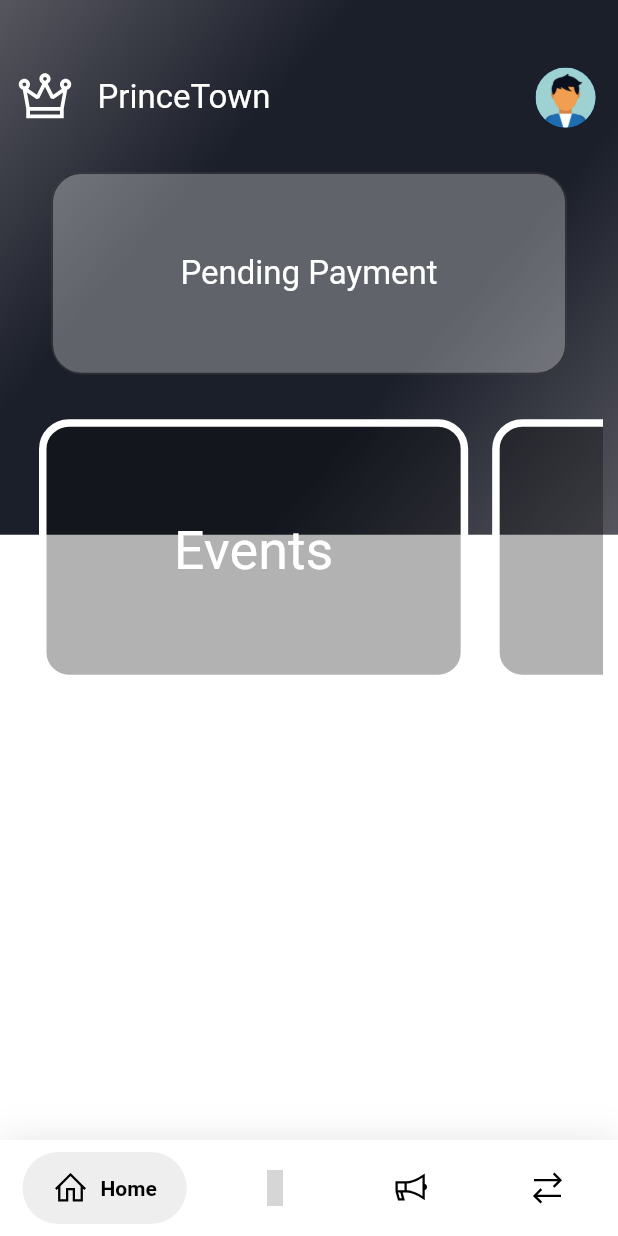
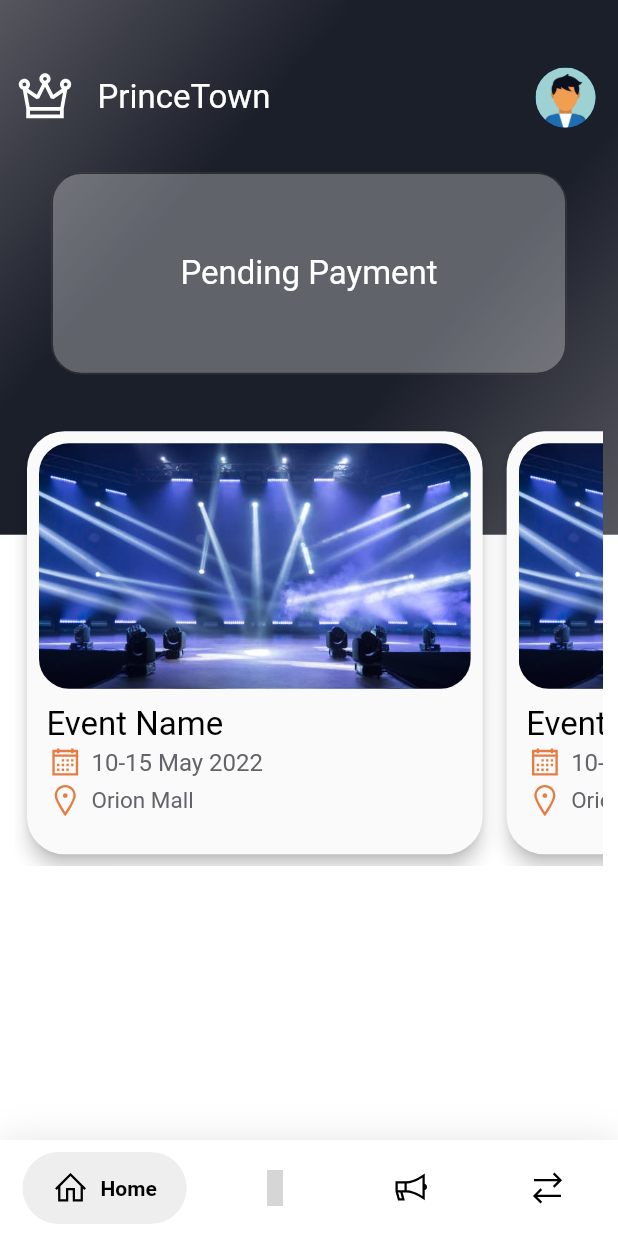
Before and after one commit to FINSEM/finsem_client, a Flutter app: the screen it shows after launch, on a phone screen of 412 x 824 dp. Run offline on Flutter 3.47's test engine with Material 2 defaults, Android fonts, the phone set to English and light mode, and no system bars; drawn by our look-alikes of google_nav_bar; our stand-ins replace cloud_firestore, firebase_auth, firebase_core, flutter_screenutil, flutter_svg, fluttertoast and 3 more; missing offline and left inert: firebase_app_check; accounts and stored records are empty; grey boxes are pictures that could not be loaded.

Commit message:
home Screen

```diff
--- a/lib/main.dart
+++ b/lib/main.dart
@@ -1,6 +1,7 @@
 import 'package:finsem_client/controller/event_controller.dart';
 import 'package:finsem_client/controller/user_controller.dart';
 import 'package:finsem_client/ui/component/nav_bar.dart';
+import 'package:finsem_client/ui/screens/dump.dart';
 import 'package:finsem_client/ui/screens/home_screen/home_screen.dart';
 
 import 'ui/screens/welcome_screens/welcome_screen.dart';
@@ -34,6 +35,7 @@ class MyApp extends StatelessWidget {
         theme: ThemeData(
           primarySwatch: Colors.blue,
         ),
+        //home: Dump(),
         home: BottomNavBar(),
       ),
     );
--- a/lib/ui/component/nav_bar.dart
+++ b/lib/ui/component/nav_bar.dart
@@ -24,9 +24,7 @@ class _BottomNavBarState extends State<BottomNavBar> {
   @override
   Widget build(BuildContext context) {
     return Scaffold(
-      body: Center(
-        child: _NavScreens.elementAt(selectedIndex.value),
-      ),
+      body: _NavScreens.elementAt(selectedIndex.value),
       backgroundColor: Colors.white,
       bottomNavigationBar: Container(
         decoration: BoxDecoration(
@@ -51,17 +49,10 @@ class _BottomNavBarState extends State<BottomNavBar> {
               duration: Duration(milliseconds: 400),
               tabBackgroundColor: Colors.grey[200]!,
               color: Colors.black,
-              tabs: [
+              tabs: const [
                 GButton(
                   icon: LineIcons.home,
                   text: 'Home',
-                  // onPressed: () {
-                  //   Navigator.push(
-                  //       context,
-                  //       MaterialPageRoute(
-                  //         builder: (context) => const HomeScreen(),
-                  //       ));
-                  // },
                 ),
                 GButton(
                   icon: LineIcons.helpingHands,
--- a/lib/ui/screens/history_screen/history_screen.dart
+++ b/lib/ui/screens/history_screen/history_screen.dart
@@ -11,7 +11,7 @@ class HistoryScreen extends StatelessWidget {
       color: FinColours.secondaryColor,
       child: Center(
         child: ListView.builder(
-            itemCount: 9,
+            itemCount: 5,
             itemBuilder: (BuildContext context, int index) {
               return Column(
                 children: [
--- a/lib/ui/screens/home_screen/home_screen.dart
+++ b/lib/ui/screens/home_screen/home_screen.dart
@@ -1,3 +1,4 @@
+import 'package:finsem_client/utils/colours.dart';
 import 'package:flutter/material.dart';
 import 'package:flutter_screenutil/flutter_screenutil.dart';
 import 'package:line_icons/line_icons.dart';
@@ -12,16 +13,14 @@ class HomeScreen extends StatefulWidget {
 class _HomeScreenState extends State<HomeScreen> {
   @override
   Widget build(BuildContext context) {
-    return Container(
-      color: Colors.white,
-      child: Scaffold(
+    return Scaffold(
         backgroundColor: Colors.white,
         body: Stack(
           children: [
             Container(
               width: 360.w,
               height: 305.h,
-                decoration: BoxDecoration(
+              decoration: const BoxDecoration(
                   gradient: LinearGradient(
                 begin: Alignment.topLeft,
                 end: Alignment.bottomRight,
@@ -84,19 +83,19 @@ class _HomeScreenState extends State<HomeScreen> {
                       width: 300.w,
                       height: 115.h,
                       padding: EdgeInsets.all(10),
-                        decoration: new BoxDecoration(
+                      decoration: BoxDecoration(
                           color: const Color(0xFFffffff)
                               .withOpacity(0.3), //here i want to add opacity
 
-                            border: new Border.all(
+                          border: Border.all(
                             color: Colors.black54,
                           ),
-                            borderRadius: new BorderRadius.circular(20)),
-                        child: Center(
+                          borderRadius: BorderRadius.circular(20)),
+                      child: const Center(
                         child: Text(
                           "Pending Payment",
-                            style: TextStyle(
-                                color: Color(0xffffffff), fontSize: 22),
+                          style:
+                              TextStyle(color: Color(0xffffffff), fontSize: 22),
                         ),
                       )),
                   const SizedBox(
@@ -104,45 +103,103 @@ class _HomeScreenState extends State<HomeScreen> {
                   ),
 
                   ///Event List View
-                    Container(
-                      height: 150.h,
-                      child: Expanded(
+                  SizedBox(
+                    height: 255.h,
                     child: ListView.builder(
+                        physics: BouncingScrollPhysics(),
+                        shrinkWrap: true,
                         scrollDirection: Axis.horizontal,
                         itemCount: 3,
                         itemBuilder: (context, index) {
-                              return Row(
+                          return Padding(
+                            padding: const EdgeInsets.all(8.0),
+                            child: Material(
+                              borderRadius: BorderRadius.circular(25),
+                              elevation: 5,
+                              child: Padding(
+                                padding: const EdgeInsets.all(8.0),
+                                child: Column(
+                                  crossAxisAlignment: CrossAxisAlignment.start,
                                   children: [
-                                  SizedBox(width: 16),
                                     Container(
-                                    decoration: BoxDecoration(
-                                        color: const Color(0xFF000000)
-                                            .withOpacity(
-                                                0.3), //here i want to add opacity
-                                        border: Border.all(
-                                          color: Colors.white,
+                                      height: 140.h,
+                                      child: ClipRRect(
+                                          borderRadius:
+                                              BorderRadius.circular(20),
+                                          child: FittedBox(
+                                            //TODO: Network IMAGE
+                                            child: Image.asset(
+                                                'assets/images/event_image.jpg'),
+                                            fit: BoxFit.fill,
+                                          )),
+                                    ),
+                                    SizedBox(
+                                      height: 5.h,
+                                    ),
+                                    Container(
+                                      padding: EdgeInsets.all(5),
+                                      height: 80.h,
+                                      child: Column(
+                                        crossAxisAlignment:
+                                            CrossAxisAlignment.start,
+                                        children: [
+                                          Text(
+                                            "Event Name",
+                                            style: TextStyle(
+                                                color: FinColours
+                                                    .secondaryTextColor,
+                                                fontSize: 22.0),
+                                          ),
+                                          Row(
+                                            children: [
+                                              Icon(
+                                                LineIcons.calendar,
+                                                color: Color(0xffe77c42),
+                                                size: 25,
+                                              ),
+                                              SizedBox(
                                                 width: 5,
                                               ),
-                                        borderRadius:
-                                            BorderRadius.circular(20)),
-                                    width: 250.w,
-                                    child: const Center(
-                                        child: Text(
-                                      "Events",
+                                              Text(
+                                                "10-15 May 2022",
                                                 style: TextStyle(
-                                          color: Colors.white, fontSize: 36.0),
-                                    )),
+                                                    color: FinColours.grey,
+                                                    fontSize: 16.0),
+                                              )
+                                            ],
+                                          ),
+                                          Row(
+                                            children: [
+                                              Icon(
+                                                LineIcons.mapMarker,
+                                                color: Color(0xffe77c42),
+                                                size: 25,
+                                              ),
+                                              SizedBox(
+                                                width: 5,
+                                              ),
+                                              Text(
+                                                "Orion Mall",
+                                                style: TextStyle(
+                                                    color: FinColours.grey,
+                                                    fontSize: 15.0),
+                                              )
+                                            ],
+                                          )
+                                        ],
+                                      ),
                                     ),
                                   ],
+                                ),
+                              ),
+                            ),
                           );
                         }),
-                      ),
                   )
                 ],
               ),
             )
           ],
-          )),
-    );
+        ));
   }
 }
```
Also changed, not shown: lib/ui/screens/dump.dart (+64 -29 lines), assets/images/event_image.jpg (added). Lines whose indentation alone changed are shown as unchanged.
